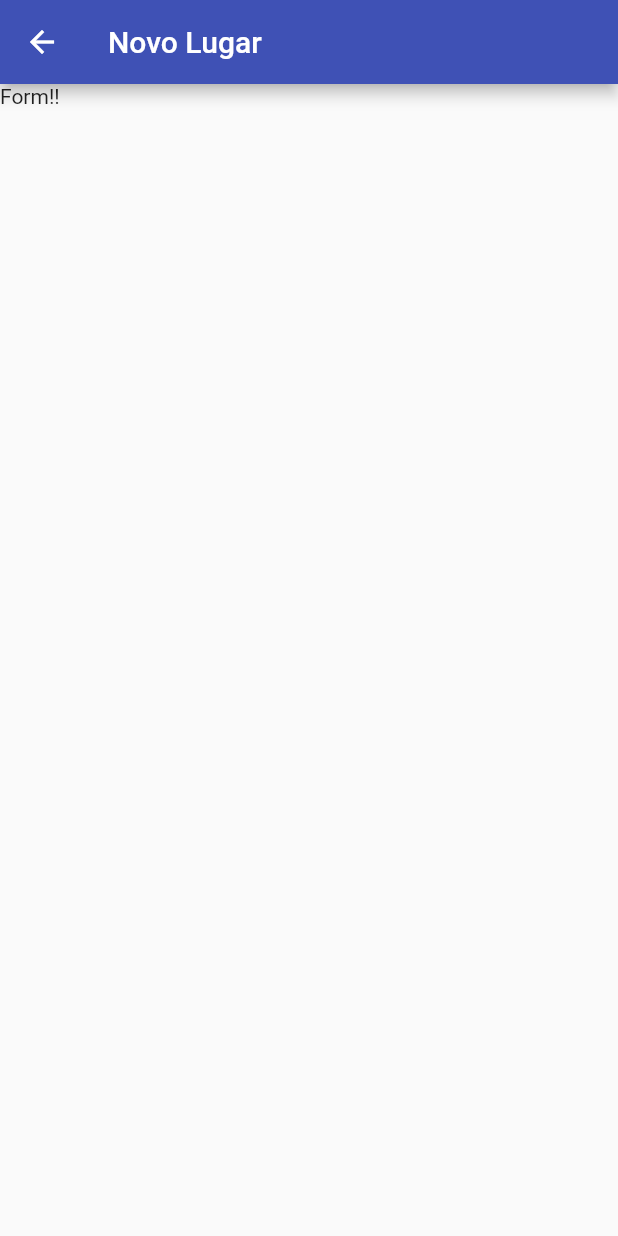
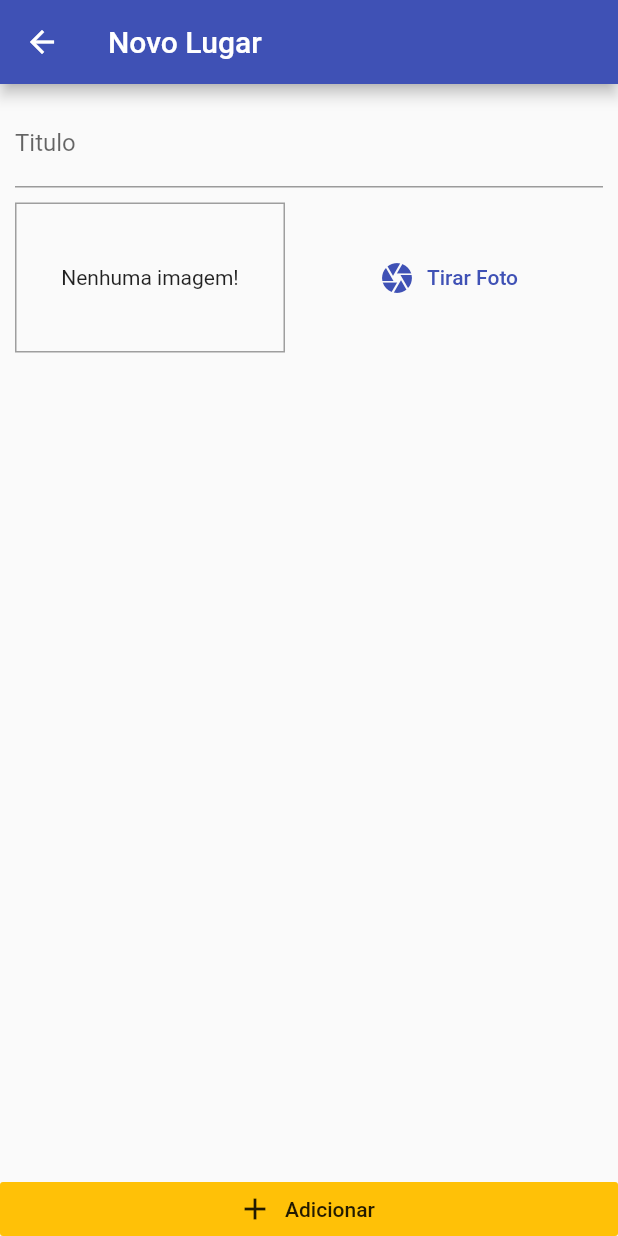
Before and after one commit to avelar42/greatPlaces, a Flutter app: the PlaceFormScreen screen opened by its route, on a phone screen of 412 x 824 dp. Run offline on Flutter 3.47's test engine with Material 2 defaults, Android fonts, the phone set to English and light mode, and no system bars.

Commit message:
adjust in places form

```diff
--- a/lib/screens/place_form_screen.dart
+++ b/lib/screens/place_form_screen.dart
@@ -1,4 +1,5 @@
 import 'package:flutter/material.dart';
+import 'package:great_places/widgets/image_input.dart';
 
 class PlaceFormScreen extends StatefulWidget {
   const PlaceFormScreen({Key? key}) : super(key: key);
@@ -8,13 +9,49 @@ class PlaceFormScreen extends StatefulWidget {
 }
 
 class _PlaceFormScreenState extends State<PlaceFormScreen> {
+  final _titleController = TextEditingController();
+
+  void _submitForm() {}
+
   @override
   Widget build(BuildContext context) {
     return Scaffold(
       appBar: AppBar(
         title: Text('Novo Lugar'),
       ),
-      body: Text('Form!!'),
+      body: Column(
+        //mainAxisAlignment: MainAxisAlignment.spaceBetween,
+        crossAxisAlignment: CrossAxisAlignment.stretch,
+        children: [
+          Expanded(
+            child: SingleChildScrollView(
+              child: Padding(
+                padding: const EdgeInsets.all(10.0),
+                child: Column(
+                  children: [
+                    TextField(
+                      controller: _titleController,
+                      decoration: InputDecoration(
+                        labelText: 'Titulo',
+                      ),
+                    ),
+                    SizedBox(height: 10),
+                    ImageInput()
+                  ],
+                ),
+              ),
+            ),
+          ),
+          RaisedButton.icon(
+            onPressed: _submitForm,
+            icon: Icon(Icons.add),
+            label: Text('Adicionar'),
+            elevation: 0,
+            materialTapTargetSize: MaterialTapTargetSize.shrinkWrap,
+            color: Theme.of(context).accentColor,
+          )
+        ],
+      ),
     );
   }
 }
--- /dev/null
+++ b/lib/widgets/image_input.dart
@@ -0,0 +1,35 @@
+import 'package:flutter/material.dart';
+
+class ImageInput extends StatefulWidget {
+  const ImageInput({Key? key}) : super(key: key);
+
+  @override
+  _ImageInputState createState() => _ImageInputState();
+}
+
+class _ImageInputState extends State<ImageInput> {
+  @override
+  Widget build(BuildContext context) {
+    return Row(
+      children: <Widget>[
+        Container(
+          width: 180,
+          height: 100,
+          decoration: BoxDecoration(
+            border: Border.all(width: 1, color: Colors.grey),
+          ),
+          alignment: Alignment.center,
+          child: Text('Nenhuma imagem!'),
+        ),
+        SizedBox(width: 10),
+        Expanded(
+          child: FlatButton.icon(
+              onPressed: null,
+              icon: Icon(Icons.camera),
+              textColor: Theme.of(context).primaryColor,
+              label: Text('Tirar Foto')),
+        )
+      ],
+    );
+  }
+}
```
